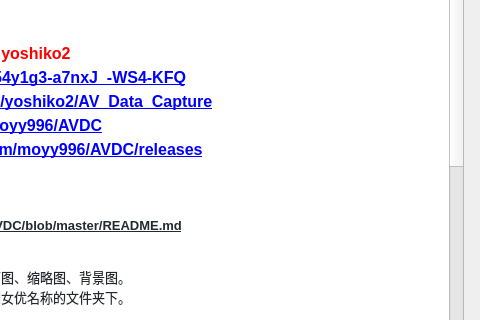
The window that AVDC.ui (kejizhihui/av-profile-photo) describes before a commit, drawn with Qt 5; both pictures show x 537 to 1017 and y 282 to 602 of the 1017 by 720 pixel window.
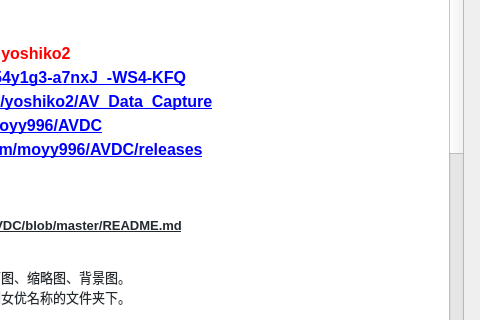
The same window after the commit. The open tabs and pages were chosen to show the change.

Patch:
```diff
--- a/AVDC.ui
+++ b/AVDC.ui
@@ -883,16 +883,31 @@
 &lt;p style=&quot; margin-top:0px; margin-bottom:0px; margin-left:0px; margin-right:0px; -qt-block-indent:0; text-indent:0px;&quot;&gt;&lt;span style=&quot; font-family:'宋体'; font-size:9.5pt; color:#24292e;&quot;&gt; &lt;/span&gt;&lt;/p&gt;
 &lt;h4 style=&quot; margin-top:0px; margin-bottom:0px; margin-left:0px; margin-right:0px; -qt-block-indent:0; text-indent:0px;&quot;&gt;&lt;span style=&quot; font-family:'宋体'; font-size:12pt; font-weight:600;&quot;&gt;5、异常字符&lt;/span&gt;&lt;/h4&gt;
 &lt;p style=&quot; margin-top:0px; margin-bottom:0px; margin-left:0px; margin-right:0px; -qt-block-indent:0; text-indent:0px;&quot;&gt;&lt;span style=&quot; font-family:'宋体'; font-size:9.5pt; color:#24292e; background-color:#ffffff;&quot;&gt;  在创建文件夹时，删除指定的字符。&lt;/span&gt;&lt;/p&gt;
-&lt;p style=&quot; margin-top:0px; margin-bottom:0px; margin-left:0px; margin-right:0px; -qt-block-indent:0; text-indent:0px;&quot;&gt;&lt;span style=&quot; font-family:'宋体'; font-size:9.5pt; color:#24292e;&quot;&gt; &lt;/span&gt;&lt;/p&gt;
-&lt;h4 style=&quot; margin-top:0px; margin-bottom:0px; margin-left:0px; margin-right:0px; -qt-block-indent:0; text-indent:0px;&quot;&gt;&lt;span style=&quot; font-family:'宋体'; font-size:12pt; font-weight:600;&quot;&gt;6、命名规则&lt;/span&gt;&lt;/h4&gt;
-&lt;p style=&quot; margin-top:0px; margin-bottom:0px; margin-left:0px; margin-right:0px; -qt-block-indent:0; text-indent:0px;&quot;&gt;&lt;span style=&quot; font-family:'宋体'; font-size:9.5pt; font-weight:600; background-color:#ffffff;&quot;&gt;  1、&lt;/span&gt;&lt;span style=&quot; font-family:'宋体'; font-size:9.5pt; font-weight:600; color:#ff0000; background-color:#ffffff;&quot;&gt;目录命名&lt;/span&gt;&lt;span style=&quot; font-family:'宋体'; font-size:9.5pt; color:#24292e; background-color:#ffffff;&quot;&gt;：存放视频数据的目录名，支持&lt;/span&gt;&lt;span style=&quot; font-family:'宋体'; font-size:9.5pt; font-weight:600; color:#ff0000; background-color:#ffffff;&quot;&gt;多层目录&lt;/span&gt;&lt;span style=&quot; font-family:'宋体'; font-size:9.5pt; color:#24292e; background-color:#ffffff;&quot;&gt;，例：actor/studio/number-title ,  目录之间用斜线&lt;/span&gt;&lt;span style=&quot; font-family:'Segoe UI'; font-size:9.5pt; color:#24292e; background-color:#ffffff;&quot;&gt;/&lt;/span&gt;&lt;span style=&quot; font-family:'宋体'; font-size:9.5pt; color:#24292e; background-color:#ffffff;&quot;&gt;，&lt;/span&gt;&lt;span style=&quot; font-family:'宋体'; font-size:9.5pt; font-weight:600; background-color:#ffffff;&quot;&gt;两个选项之间用&lt;/span&gt;&lt;span style=&quot; font-family:'宋体'; font-size:9.5pt; font-weight:600; color:#ff0000; background-color:#ffffff;&quot;&gt;短横杠-&lt;/span&gt;&lt;span style=&quot; font-family:'宋体'; font-size:9.5pt; color:#24292e; background-color:#ffffff;&quot;&gt;。&lt;/span&gt;&lt;/p&gt;
-&lt;p style=&quot; margin-top:0px; margin-bottom:0px; margin-left:0px; margin-right:0px; -qt-block-indent:0; text-indent:0px;&quot;&gt;&lt;span style=&quot; font-family:'宋体'; font-size:9.5pt; font-weight:600; background-color:#ffffff;&quot;&gt;  2、&lt;/span&gt;&lt;span style=&quot; font-family:'宋体'; font-size:9.5pt; font-weight:600; color:#ff0000; background-color:#ffffff;&quot;&gt;视频标题&lt;/span&gt;&lt;span style=&quot; font-family:'宋体'; font-size:9.5pt; color:#24292e; background-color:#ffffff;&quot;&gt;：nfo中的标题命名。例：&lt;/span&gt;&lt;span style=&quot; font-family:'Segoe UI'; font-size:9.5pt; color:#24292e; background-color:#ffffff;&quot;&gt;number-title&lt;/span&gt;&lt;span style=&quot; font-family:'宋体'; font-size:9.5pt; color:#24292e; background-color:#ffffff;&quot;&gt;。可以自定义，&lt;/span&gt;&lt;span style=&quot; font-family:'宋体'; font-size:9.5pt; font-weight:600; color:#ff0000; background-color:#ffffff;&quot;&gt;两个选项之间需要短横杠-&lt;/span&gt;&lt;span style=&quot; font-family:'宋体'; font-size:9.5pt; color:#24292e; background-color:#ffffff;&quot;&gt;。&lt;/span&gt;&lt;/p&gt;
-&lt;p style=&quot; margin-top:0px; margin-bottom:0px; margin-left:0px; margin-right:0px; -qt-block-indent:0; text-indent:0px;&quot;&gt;&lt;span style=&quot; font-family:'宋体'; font-size:9.5pt; color:#24292e; background-color:#ffffff;&quot;&gt;  &lt;/span&gt;&lt;span style=&quot; font-family:'宋体'; font-size:9.5pt; font-weight:600; color:#24292e; background-color:#ffffff;&quot;&gt;3、&lt;/span&gt;&lt;span style=&quot; font-family:'宋体'; font-size:9.5pt; color:#24292e; background-color:#ffffff;&quot;&gt;可选项为&lt;/span&gt;&lt;span style=&quot; font-family:'宋体'; font-size:9.5pt; color:#ff0000; background-color:#ffffff;&quot;&gt;title&lt;/span&gt;&lt;span style=&quot; font-family:'宋体'; font-size:9.5pt; color:#24292e; background-color:#ffffff;&quot;&gt;（片名）、&lt;/span&gt;&lt;span style=&quot; font-family:'Segoe UI'; font-size:9.5pt; color:#ff0000; background-color:#ffffff;&quot;&gt;actor&lt;/span&gt;&lt;span style=&quot; font-family:'宋体'; font-size:9.5pt; color:#24292e; background-color:#ffffff;&quot;&gt;（演员）、&lt;/span&gt;&lt;span style=&quot; font-family:'Segoe UI'; font-size:9.5pt; color:#ff0000; background-color:#ffffff;&quot;&gt;studio&lt;/span&gt;&lt;span style=&quot; font-family:'宋体'; font-size:9.5pt; color:#24292e; background-color:#ffffff;&quot;&gt;（公司）、&lt;/span&gt;&lt;span style=&quot; font-family:'Segoe UI'; font-size:9.5pt; color:#ff0000; background-color:#ffffff;&quot;&gt;director&lt;/span&gt;&lt;span style=&quot; font-family:'宋体'; font-size:9.5pt; color:#24292e; background-color:#ffffff;&quot;&gt;（导演）、&lt;/span&gt;&lt;span style=&quot; font-family:'Segoe UI'; font-size:9.5pt; color:#ff0000; background-color:#ffffff;&quot;&gt;release&lt;/span&gt;&lt;span style=&quot; font-family:'宋体'; font-size:9.5pt; color:#24292e; background-color:#ffffff;&quot;&gt;（发售日）、&lt;/span&gt;&lt;span style=&quot; font-family:'Segoe UI'; font-size:9.5pt; color:#ff0000; background-color:#ffffff;&quot;&gt;year&lt;/span&gt;&lt;span style=&quot; font-family:'宋体'; font-size:9.5pt; color:#24292e; background-color:#ffffff;&quot;&gt;（发行年份）、&lt;/span&gt;&lt;span style=&quot; font-family:'Segoe UI'; font-size:9.5pt; color:#ff0000; background-color:#ffffff;&quot;&gt;numbe&lt;/span&gt;&lt;span style=&quot; font-family:'宋体'; font-size:9.5pt; color:#24292e; background-color:#ffffff;&quot;&gt;（番号）、&lt;/span&gt;&lt;span style=&quot; font-family:'Segoe UI'; font-size:9.5pt; color:#ff0000; background-color:#ffffff;&quot;&gt;runtime&lt;/span&gt;&lt;span style=&quot; font-family:'宋体'; font-size:9.5pt; color:#24292e; background-color:#ffffff;&quot;&gt;（时长）&lt;/span&gt;&lt;/p&gt;
+&lt;p style=&quot;-qt-paragraph-type:empty; margin-top:0px; margin-bottom:0px; margin-left:0px; margin-right:0px; -qt-block-indent:0; text-indent:0px; font-family:'宋体'; font-size:9.5pt; color:#24292e;&quot;&gt;&lt;br /&gt;&lt;/p&gt;
+&lt;p style=&quot; margin-top:0px; margin-bottom:0px; margin-left:0px; margin-right:0px; -qt-block-indent:0; text-indent:0px;&quot;&gt;&lt;span style=&quot; font-family:'宋体'; font-size:12pt; font-weight:600;&quot;&gt;6、命名规则&lt;/span&gt;&lt;/p&gt;
+&lt;p style=&quot; margin-top:0px; margin-bottom:0px; margin-left:0px; margin-right:0px; -qt-block-indent:0; text-indent:0px;&quot;&gt;&lt;span style=&quot; font-family:'宋体'; font-size:9.5pt; font-weight:600; background-color:#ffffff;&quot;&gt;  1、&lt;/span&gt;&lt;span style=&quot; font-family:'宋体'; font-size:9.5pt; font-weight:600; color:#ff0000; background-color:#ffffff;&quot;&gt;目录命名&lt;/span&gt;&lt;span style=&quot; font-family:'宋体'; font-size:9.5pt; color:#24292e; background-color:#ffffff;&quot;&gt;：存放视频数据的目录名，支持&lt;/span&gt;&lt;span style=&quot; font-family:'宋体'; font-size:9.5pt; font-weight:600; color:#ff0000; background-color:#ffffff;&quot;&gt;多层目录&lt;/span&gt;&lt;span style=&quot; font-family:'宋体'; font-size:9.5pt; color:#24292e; background-color:#ffffff;&quot;&gt;，支持&lt;/span&gt;&lt;span style=&quot; font-family:'宋体'; font-size:9.5pt; font-weight:600; color:#ff0000; background-color:#ffffff;&quot;&gt;自定义符号&lt;/span&gt;&lt;span style=&quot; font-family:'宋体'; font-size:9.5pt; color:#24292e; background-color:#ffffff;&quot;&gt;，例：[actor]/studio/number-【title】。&lt;/span&gt;&lt;/p&gt;
+&lt;p style=&quot; margin-top:0px; margin-bottom:0px; margin-left:0px; margin-right:0px; -qt-block-indent:0; text-indent:0px;&quot;&gt;&lt;span style=&quot; font-family:'宋体'; font-size:9.5pt; font-weight:600; background-color:#ffffff;&quot;&gt;  2、&lt;/span&gt;&lt;span style=&quot; font-family:'宋体'; font-size:9.5pt; font-weight:600; color:#ff0000; background-color:#ffffff;&quot;&gt;视频标题&lt;/span&gt;&lt;span style=&quot; font-family:'宋体'; font-size:9.5pt; color:#24292e; background-color:#ffffff;&quot;&gt;：nfo中的标题命名。例：&lt;/span&gt;&lt;span style=&quot; font-family:'Segoe UI'; font-size:9.5pt; color:#24292e; background-color:#ffffff;&quot;&gt;number-&lt;/span&gt;&lt;span style=&quot; font-family:'宋体'; font-size:9.5pt; color:#24292e; background-color:#ffffff;&quot;&gt;[&lt;/span&gt;&lt;span style=&quot; font-family:'Segoe UI'; font-size:9.5pt; color:#24292e; background-color:#ffffff;&quot;&gt;title&lt;/span&gt;&lt;span style=&quot; font-family:'宋体'; font-size:9.5pt; color:#24292e; background-color:#ffffff;&quot;&gt;]。可以自定义符号。&lt;/span&gt;&lt;/p&gt;
+&lt;p style=&quot; margin-top:0px; margin-bottom:0px; margin-left:0px; margin-right:0px; -qt-block-indent:0; text-indent:0px;&quot;&gt;&lt;span style=&quot; font-family:'宋体'; font-size:9.5pt; color:#24292e; background-color:#ffffff;&quot;&gt;  可选项为&lt;/span&gt;&lt;span style=&quot; font-family:'宋体'; font-size:9.5pt; color:#ff0000; background-color:#ffffff;&quot;&gt;title&lt;/span&gt;&lt;span style=&quot; font-family:'宋体'; font-size:9.5pt; color:#24292e; background-color:#ffffff;&quot;&gt;（片名）、&lt;/span&gt;&lt;span style=&quot; font-family:'Segoe UI'; font-size:9.5pt; color:#ff0000; background-color:#ffffff;&quot;&gt;actor&lt;/span&gt;&lt;span style=&quot; font-family:'宋体'; font-size:9.5pt; color:#24292e; background-color:#ffffff;&quot;&gt;（演员）、&lt;/span&gt;&lt;span style=&quot; font-family:'Segoe UI'; font-size:9.5pt; color:#ff0000; background-color:#ffffff;&quot;&gt;studio&lt;/span&gt;&lt;span style=&quot; font-family:'宋体'; font-size:9.5pt; color:#24292e; background-color:#ffffff;&quot;&gt;（公司）、&lt;/span&gt;&lt;span style=&quot; font-family:'Segoe UI'; font-size:9.5pt; color:#ff0000; background-color:#ffffff;&quot;&gt;director&lt;/span&gt;&lt;span style=&quot; font-family:'宋体'; font-size:9.5pt; color:#24292e; background-color:#ffffff;&quot;&gt;（导演）、&lt;/span&gt;&lt;span style=&quot; font-family:'Segoe UI'; font-size:9.5pt; color:#ff0000; background-color:#ffffff;&quot;&gt;release&lt;/span&gt;&lt;span style=&quot; font-family:'宋体'; font-size:9.5pt; color:#24292e; background-color:#ffffff;&quot;&gt;（发售日）、&lt;/span&gt;&lt;span style=&quot; font-family:'Segoe UI'; font-size:9.5pt; color:#ff0000; background-color:#ffffff;&quot;&gt;year&lt;/span&gt;&lt;span style=&quot; font-family:'宋体'; font-size:9.5pt; color:#24292e; background-color:#ffffff;&quot;&gt;（发行年份）、&lt;/span&gt;&lt;span style=&quot; font-family:'Segoe UI'; font-size:9.5pt; color:#ff0000; background-color:#ffffff;&quot;&gt;numbe&lt;/span&gt;&lt;span style=&quot; font-family:'宋体'; font-size:9.5pt; color:#24292e; background-color:#ffffff;&quot;&gt;（番号）、&lt;/span&gt;&lt;span style=&quot; font-family:'Segoe UI'; font-size:9.5pt; color:#ff0000; background-color:#ffffff;&quot;&gt;runtime&lt;/span&gt;&lt;span style=&quot; font-family:'宋体'; font-size:9.5pt; color:#24292e; background-color:#ffffff;&quot;&gt;（时长）、&lt;/span&gt;&lt;span style=&quot; font-family:'宋体'; font-size:9.5pt; color:#ff0000; background-color:#ffffff;&quot;&gt;label&lt;/span&gt;&lt;span style=&quot; font-family:'宋体'; font-size:9.5pt; color:#24292e; background-color:#ffffff;&quot;&gt;（系列）&lt;/span&gt;&lt;/p&gt;
 &lt;p style=&quot; margin-top:0px; margin-bottom:0px; margin-left:0px; margin-right:0px; -qt-block-indent:0; text-indent:0px;&quot;&gt;&lt;span style=&quot; font-family:'宋体'; font-size:9.5pt; color:#24292e;&quot;&gt; &lt;/span&gt;&lt;/p&gt;
 &lt;h4 style=&quot; margin-top:0px; margin-bottom:0px; margin-left:0px; margin-right:0px; -qt-block-indent:0; text-indent:0px;&quot;&gt;&lt;span style=&quot; font-family:'宋体'; font-size:12pt; font-weight:600;&quot;&gt;7、网站选择&lt;/span&gt;&lt;/h4&gt;
 &lt;p style=&quot; margin-top:0px; margin-bottom:0px; margin-left:0px; margin-right:0px; -qt-block-indent:0; text-indent:0px;&quot;&gt;&lt;span style=&quot; font-family:'Segoe UI'; font-size:9.5pt; color:#24292e; background-color:#ffffff;&quot;&gt;  1&lt;/span&gt;&lt;span style=&quot; font-family:'宋体'; font-size:9.5pt; color:#24292e; background-color:#ffffff;&quot;&gt;、&lt;/span&gt;&lt;span style=&quot; font-family:'Segoe UI'; font-size:9.5pt; font-weight:600; color:#ff0000; background-color:#ffffff;&quot;&gt;All website&lt;/span&gt;&lt;span style=&quot; font-family:'Segoe UI'; font-size:9.5pt; color:#24292e; background-color:#ffffff;&quot;&gt;: &lt;/span&gt;&lt;span style=&quot; font-family:'宋体'; font-size:9.5pt; color:#24292e; background-color:#ffffff;&quot;&gt;使用&lt;/span&gt;&lt;span style=&quot; font-family:'Segoe UI'; font-size:9.5pt; color:#24292e; background-color:#ffffff;&quot;&gt;avsox,javbus,fanza,javdb,fc2club&lt;/span&gt;&lt;span style=&quot; font-family:'宋体'; font-size:9.5pt; color:#24292e; background-color:#ffffff;&quot;&gt;进行刮削。&lt;/span&gt;&lt;span style=&quot; font-family:'Segoe UI'; font-size:9.5pt; color:#24292e; background-color:#ffffff;&quot;&gt;&lt;br /&gt;  2&lt;/span&gt;&lt;span style=&quot; font-family:'宋体'; font-size:9.5pt; color:#24292e; background-color:#ffffff;&quot;&gt;、&lt;/span&gt;&lt;span style=&quot; font-family:'Segoe UI'; font-size:9.5pt; font-weight:600; color:#ff0000; background-color:#ffffff;&quot;&gt;Only javdb&lt;/span&gt;&lt;span style=&quot; font-family:'Segoe UI'; font-size:9.5pt; color:#24292e; background-color:#ffffff;&quot;&gt;: &lt;/span&gt;&lt;span style=&quot; font-family:'宋体'; font-size:9.5pt; color:#24292e; background-color:#ffffff;&quot;&gt;仅使用&lt;/span&gt;&lt;span style=&quot; font-family:'Segoe UI'; font-size:9.5pt; color:#24292e; background-color:#ffffff;&quot;&gt;javdb&lt;/span&gt;&lt;span style=&quot; font-family:'宋体'; font-size:9.5pt; color:#24292e; background-color:#ffffff;&quot;&gt;进行刮削。&lt;/span&gt;&lt;/p&gt;
 &lt;p style=&quot; margin-top:0px; margin-bottom:0px; margin-left:0px; margin-right:0px; -qt-block-indent:0; text-indent:0px;&quot;&gt;&lt;span style=&quot; font-family:'宋体'; font-size:9.5pt; color:#24292e;&quot;&gt; &lt;/span&gt;&lt;/p&gt;
-&lt;h1 style=&quot; margin-top:0px; margin-bottom:0px; margin-left:0px; margin-right:0px; -qt-block-indent:0; text-indent:0px;&quot;&gt;&lt;a name=&quot;_四、更新日志&quot;&gt;&lt;/a&gt;&lt;span style=&quot; font-family:'宋体'; font-size:22pt; font-weight:600;&quot;&gt;四&lt;/span&gt;&lt;span style=&quot; font-family:'宋体'; font-size:22pt; font-weight:600;&quot;&gt;、更新日志&lt;/span&gt;&lt;/h1&gt;
+&lt;h1 style=&quot; margin-top:0px; margin-bottom:0px; margin-left:0px; margin-right:0px; -qt-block-indent:0; text-indent:0px;&quot;&gt;&lt;span style=&quot; font-family:'宋体'; font-size:22pt; font-weight:600;&quot;&gt;四、更新日志&lt;/span&gt;&lt;/h1&gt;
+&lt;h1 style=&quot;-qt-paragraph-type:empty; margin-top:0px; margin-bottom:0px; margin-left:0px; margin-right:0px; -qt-block-indent:0; text-indent:0px; font-family:'宋体'; font-size:22pt; font-weight:600;&quot;&gt;&lt;br /&gt;&lt;/h1&gt;
+&lt;p style=&quot; margin-top:0px; margin-bottom:0px; margin-left:0px; margin-right:0px; -qt-block-indent:0; text-indent:0px;&quot;&gt;&lt;span style=&quot; font-family:'宋体'; font-size:18pt; font-weight:600; color:#ff0000;&quot;&gt;3.5&lt;/span&gt;&lt;/p&gt;
+&lt;p style=&quot; margin-top:0px; margin-bottom:0px; margin-left:0px; margin-right:0px; -qt-block-indent:0; text-indent:0px;&quot;&gt;&lt;span style=&quot; font-family:'宋体'; font-size:11pt; font-weight:600;&quot;&gt;2020-02-11更新&lt;/span&gt;&lt;/p&gt;
+&lt;p style=&quot; margin-top:0px; margin-bottom:0px; margin-left:0px; margin-right:0px; -qt-block-indent:0; text-indent:0px;&quot;&gt;&lt;span style=&quot; font-family:'Segoe UI'; font-size:11pt; font-weight:600; color:#24292e; background-color:#ffffff;&quot;&gt;新增：&lt;/span&gt;&lt;/p&gt;
+&lt;p style=&quot; margin-top:0px; margin-bottom:0px; margin-left:0px; margin-right:0px; -qt-block-indent:0; text-indent:0px;&quot;&gt;&lt;span style=&quot; font-family:'Segoe UI'; font-size:9.5pt; color:#24292e; background-color:#ffffff;&quot;&gt;  1、小工具-&lt;/span&gt;&lt;span style=&quot; font-family:'Segoe UI'; font-size:9.5pt; font-weight:600; color:#24292e; background-color:#ffffff;&quot;&gt;裁剪封面图&lt;/span&gt;&lt;span style=&quot; font-family:'Segoe UI'; font-size:9.5pt; color:#24292e; background-color:#ffffff;&quot;&gt;： 裁剪&lt;/span&gt;&lt;span style=&quot; font-family:'Segoe UI'; font-size:9.5pt; font-weight:600; color:#24292e; background-color:#ffffff;&quot;&gt;缩略图&lt;/span&gt;&lt;span style=&quot; font-family:'Segoe UI'; font-size:9.5pt; color:#24292e; background-color:#ffffff;&quot;&gt;为&lt;/span&gt;&lt;span style=&quot; font-family:'Segoe UI'; font-size:9.5pt; font-weight:600; color:#24292e; background-color:#ffffff;&quot;&gt;封面图&lt;/span&gt;&lt;span style=&quot; font-family:'Segoe UI'; font-size:9.5pt; color:#24292e; background-color:#ffffff;&quot;&gt;。，针对比例错误，分辨率低的情况。&lt;/span&gt;&lt;/p&gt;
+&lt;p style=&quot; margin-top:0px; margin-bottom:0px; margin-left:0px; margin-right:0px; -qt-block-indent:0; text-indent:0px;&quot;&gt;&lt;span style=&quot; font-family:'Segoe UI'; font-size:9.5pt; color:#24292e; background-color:#ffffff;&quot;&gt;  2、更改&lt;/span&gt;&lt;span style=&quot; font-family:'Segoe UI'; font-size:9.5pt; font-weight:600; color:#24292e; background-color:#ffffff;&quot;&gt;命名规则&lt;/span&gt;&lt;span style=&quot; font-family:'Segoe UI'; font-size:9.5pt; color:#24292e; background-color:#ffffff;&quot;&gt;，支持&lt;/span&gt;&lt;span style=&quot; font-family:'Segoe UI'; font-size:9.5pt; font-weight:600; color:#24292e; background-color:#ffffff;&quot;&gt;自定义符号&lt;/span&gt;&lt;span style=&quot; font-family:'Segoe UI'; font-size:9.5pt; color:#24292e; background-color:#ffffff;&quot;&gt;，例如:[actor]/number-【title】-（release）。&lt;/span&gt;&lt;/p&gt;
+&lt;p style=&quot; margin-top:0px; margin-bottom:0px; margin-left:0px; margin-right:0px; -qt-block-indent:0; text-indent:0px;&quot;&gt;&lt;span style=&quot; font-family:'Segoe UI'; font-size:11pt; font-weight:600; color:#24292e; background-color:#ffffff;&quot;&gt;修复：&lt;/span&gt;&lt;/p&gt;
+&lt;p style=&quot; margin-top:0px; margin-bottom:0px; margin-left:0px; margin-right:0px; -qt-block-indent:0; text-indent:0px;&quot;&gt;&lt;span style=&quot; font-family:'Segoe UI'; font-size:9.5pt; color:#24292e; background-color:#ffffff;&quot;&gt;  1、avsox封面存在下载失败情况，修改无码片首先到javbus查找。&lt;/span&gt;&lt;/p&gt;
+&lt;p style=&quot; margin-top:0px; margin-bottom:0px; margin-left:0px; margin-right:0px; -qt-block-indent:0; text-indent:0px;&quot;&gt;&lt;span style=&quot; font-family:'Segoe UI'; font-size:9.5pt; color:#24292e; background-color:#ffffff;&quot;&gt;  2、封面图下载失败后，将缩略图裁剪为封面图。&lt;/span&gt;&lt;/p&gt;
+&lt;p style=&quot; margin-top:0px; margin-bottom:0px; margin-left:0px; margin-right:0px; -qt-block-indent:0; text-indent:0px;&quot;&gt;&lt;span style=&quot; font-family:'Segoe UI'; font-size:9.5pt; color:#24292e; background-color:#ffffff;&quot;&gt;  3、Fc2、javdb无码封面图比例不对，会进行裁剪。&lt;/span&gt;&lt;/p&gt;
+&lt;p style=&quot;-qt-paragraph-type:empty; margin-top:0px; margin-bottom:0px; margin-left:0px; margin-right:0px; -qt-block-indent:0; text-indent:0px; font-family:'Segoe UI'; font-size:9.5pt; color:#24292e;&quot;&gt;&lt;br /&gt;&lt;/p&gt;
+&lt;p style=&quot; margin-top:0px; margin-bottom:0px; margin-left:0px; margin-right:0px; -qt-block-indent:0; text-indent:0px;&quot;&gt;&lt;span style=&quot; font-family:'宋体'; font-size:18pt; font-weight:600; color:#ff0000;&quot;&gt;3.41&lt;/span&gt;&lt;/p&gt;
+&lt;p style=&quot; margin-top:0px; margin-bottom:0px; margin-left:0px; margin-right:0px; -qt-block-indent:0; text-indent:0px;&quot;&gt;&lt;span style=&quot; font-family:'宋体'; font-size:11pt; font-weight:600;&quot;&gt;2020-02-09-15点更新&lt;/span&gt;&lt;/p&gt;
+&lt;p style=&quot; margin-top:0px; margin-bottom:0px; margin-left:0px; margin-right:0px; -qt-block-indent:0; text-indent:0px;&quot;&gt;&lt;span style=&quot; font-family:'Segoe UI'; font-size:11pt; font-weight:600; color:#24292e; background-color:#ffffff;&quot;&gt;新增:&lt;/span&gt;&lt;/p&gt;
+&lt;p style=&quot; margin-top:12px; margin-bottom:12px; margin-left:0px; margin-right:0px; -qt-block-indent:0; text-indent:0px;&quot;&gt;&lt;span style=&quot; font-family:'Segoe UI'; font-size:9.5pt; color:#24292e; background-color:#ffffff;&quot;&gt;  1、小工具-&lt;/span&gt;&lt;span style=&quot; font-family:'Segoe UI'; font-size:9.5pt; font-weight:600; color:#24292e; background-color:#ffffff;&quot;&gt;单个&lt;/span&gt;&lt;span style=&quot; font-family:'Segoe UI'; font-size:9.5pt; color:#24292e; background-color:#ffffff;&quot;&gt;抓取的文件名&lt;/span&gt;&lt;span style=&quot; font-family:'Segoe UI'; font-size:9.5pt; font-weight:600; color:#24292e; background-color:#ffffff;&quot;&gt;去掉-CD、-C&lt;/span&gt;&lt;span style=&quot; font-family:'Segoe UI'; font-size:9.5pt; color:#24292e; background-color:#ffffff;&quot;&gt;。&lt;br /&gt;  2、tag,genre添加&lt;/span&gt;&lt;span style=&quot; font-family:'Segoe UI'; font-size:9.5pt; font-weight:600; color:#24292e; background-color:#ffffff;&quot;&gt;系列&lt;/span&gt;&lt;span style=&quot; font-family:'Segoe UI'; font-size:9.5pt; color:#24292e; background-color:#ffffff;&quot;&gt;。&lt;br /&gt;  3、Actor中上传成功的头像复制到&lt;/span&gt;&lt;span style=&quot; font-family:'Segoe UI'; font-size:9.5pt; font-weight:600; color:#24292e; background-color:#ffffff;&quot;&gt;Success&lt;/span&gt;&lt;span style=&quot; font-family:'Segoe UI'; font-size:9.5pt; color:#24292e; background-color:#ffffff;&quot;&gt;目录。&lt;/span&gt;&lt;/p&gt;
 &lt;h1 style=&quot;-qt-paragraph-type:empty; margin-top:0px; margin-bottom:0px; margin-left:0px; margin-right:0px; -qt-block-indent:0; text-indent:0px; font-family:'宋体'; font-size:22pt; font-weight:600;&quot;&gt;&lt;br /&gt;&lt;/h1&gt;
 &lt;p style=&quot; margin-top:0px; margin-bottom:0px; margin-left:0px; margin-right:0px; -qt-block-indent:0; text-indent:0px;&quot;&gt;&lt;span style=&quot; font-family:'宋体'; font-size:18pt; font-weight:600; color:#ff0000;&quot;&gt;3.4&lt;/span&gt;&lt;/p&gt;
 &lt;p style=&quot; margin-top:0px; margin-bottom:0px; margin-left:0px; margin-right:0px; -qt-block-indent:0; text-indent:0px;&quot;&gt;&lt;span style=&quot; font-family:'宋体'; font-size:11pt; font-weight:600;&quot;&gt;2020-02-07-晚20点 更新&lt;/span&gt;&lt;/p&gt;
```
Left out of the diff: 4 changed lines with no effect on the pictures.
